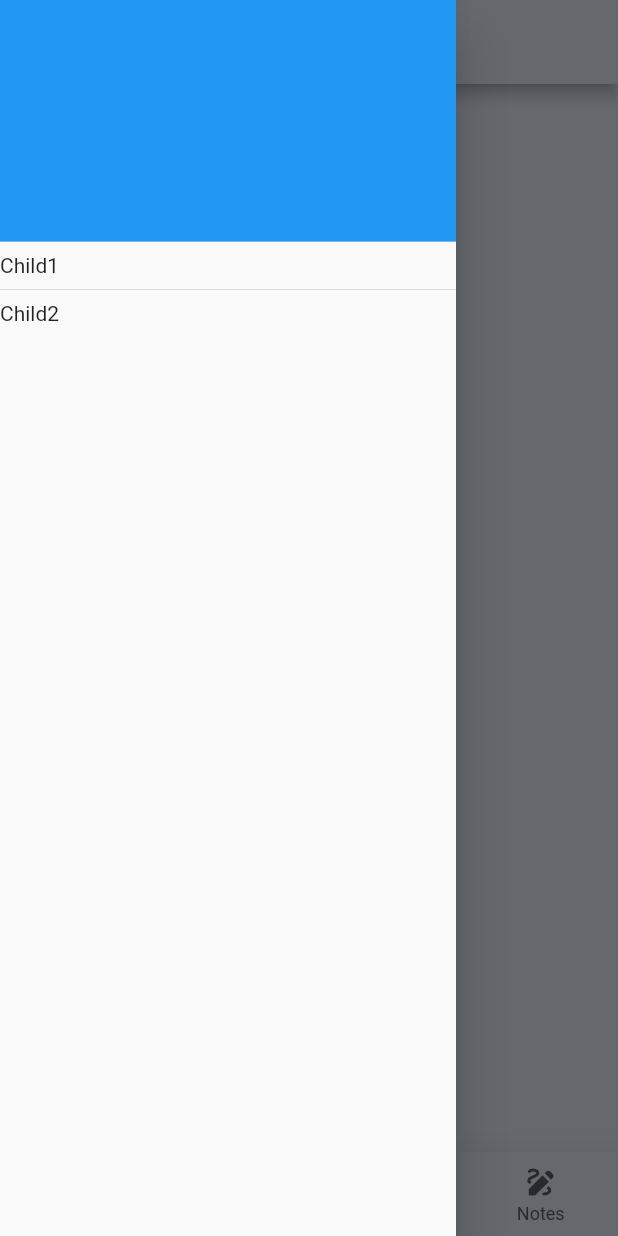
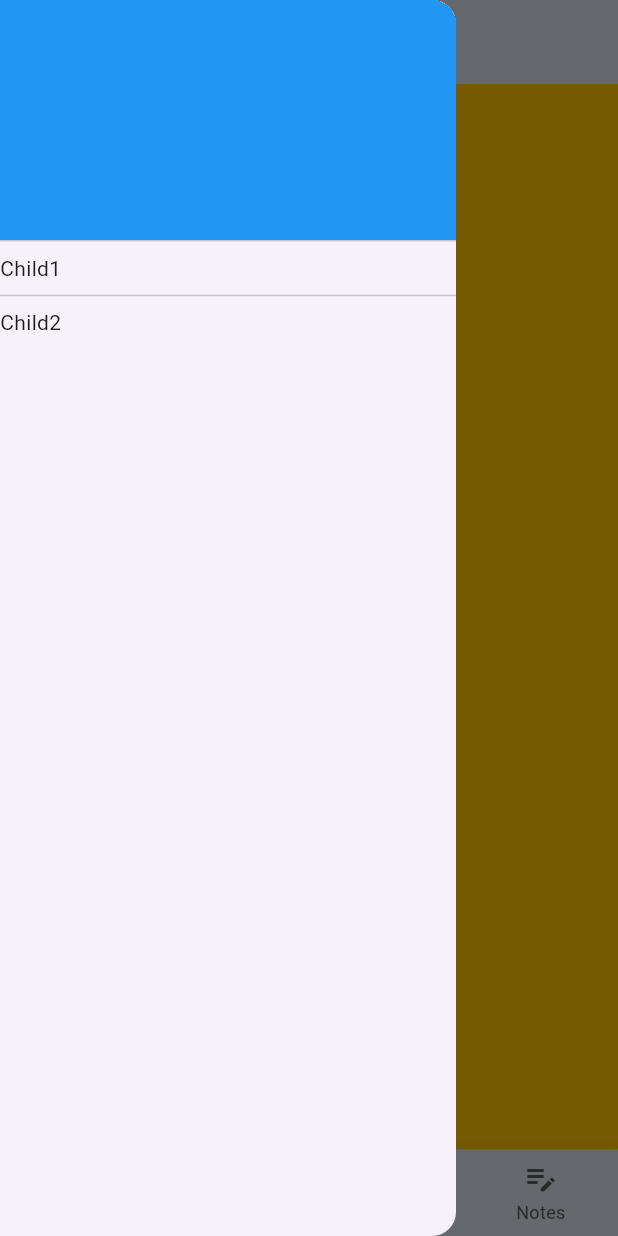
Before and after one commit to TheMaxi7/Booky, a Flutter app: the screen it shows after launch, in the side drawer, after a tap on the "person" icon, on a phone screen of 412 x 824 dp. Run offline on Flutter 3.47's test engine with Material 3 defaults, Android fonts, the phone set to English and light mode, and no system bars.

Commit message:
Main functional

```diff
--- a/lib/base_elements/base_scaffold.dart
+++ b/lib/base_elements/base_scaffold.dart
@@ -1,10 +1,16 @@
 
 import 'package:flutter/material.dart';
 
-class BaseScaffold extends StatelessWidget{
-  final AppBar appBar;
+class BaseScaffold extends StatefulWidget{
+  const BaseScaffold({super.key});
 
-  const BaseScaffold({Key? key, required this.appBar}) : super(key: key);
+  @override
+  State<BaseScaffold> createState() => _BaseScaffoldState();
+
+}
+
+class _BaseScaffoldState extends State<BaseScaffold>{
+  get appBar => null;
 
 
   @override
@@ -31,6 +37,7 @@ class BaseScaffold extends StatelessWidget{
               icon: Icon(Icons.draw),
               label: "Notes"),
         ],
+
       ),
       appBar: appBar,
       drawer:  Drawer(
@@ -53,4 +60,5 @@ class BaseScaffold extends StatelessWidget{
       ),
     );
   }
+
 }
--- a/lib/main.dart
+++ b/lib/main.dart
@@ -1,35 +1,123 @@
 import 'package:flutter/material.dart';
-import 'screens/my_library.dart';
+
 void main() {
-  runApp(const MyApp());
+  runApp(const BookyApp());
 }
 
-class MyApp extends StatelessWidget {
-  const MyApp({super.key});
-
+class BookyApp extends StatelessWidget{
+  const BookyApp({super.key});
 
   @override
   Widget build(BuildContext context) {
-    return MaterialApp(
+    return const MaterialApp(
       debugShowCheckedModeBanner: false,
-      title: 'Booky',
-      theme: ThemeData(
-        useMaterial3: false,
-        colorScheme: ColorScheme.fromSwatch().copyWith(
-          primary: const Color(0xFF141D29),
-          secondary: const Color(0xFF58595B),
-          background: const Color(0xFFDCE2EB),
-          tertiary: const Color(0xFFFF4713)
+      title: "",
+      home: BookyAppHome(title:"My Library"),
+
+      );
+  }
+
+}
+
+class BookyAppHome extends StatefulWidget{
+
+  const BookyAppHome({super.key, required this.title});
+
+  final String title;
+  @override
+  State<BookyAppHome> createState() => _BookyAppHomeState();
+
+}
+
+class _BookyAppHomeState extends State<BookyAppHome>{
+
+  int _selectedIconIndex=0;
+
+  final List<Widget> _screens = <Widget>[
+    Container(color: Colors.amber),
+    Container(color: Colors.green),
+    Container(color: Colors.blue),
+  ];
+
+  final List<String> _titles = <String>[
+    "My Library",
+    "Explore",
+    "Dashboard",
+    "Notes",
+  ];
+  @override
+  Widget build(BuildContext context) {
+    return Scaffold(
+      appBar: AppBar(
+        backgroundColor: const Color(0xFFDCE2EB) ,
+        title: Text(_titles[_selectedIconIndex],style: TextStyle(color: Color(0xFF141D29))),
+        leading: Builder(
+          builder: (context) => IconButton(
+            icon: const Icon(Icons.person),
+            onPressed: () => Scaffold.of(context).openDrawer(),
+          ),
         ),
       ),
-      routes: {
-        "/" : (context) => const MyLibrary(),
-        //"/explore" : (context) => Explore(),
-        //"/dashboard" : (context) => Dashboard(),
-        //"/notes" : (context) => Notes(),
-      },
-      initialRoute: "/",
+      drawer:  Drawer(
+
+        child: Column(
+          crossAxisAlignment: CrossAxisAlignment.start,
+          children: [
+            DrawerHeader(
+              padding: EdgeInsets.zero,
+              child: Container(
+                height: 15,
+                color:Colors.blue,
+              ),
+            ),
+            const Text("Child1"),
+            const Divider(),
+            const Text("Child2"),
+          ],
+        ),
+      ),
+      body: IndexedStack(
+        index:_selectedIconIndex,
+        children: _screens,
+      ),
+      bottomNavigationBar: BottomNavigationBar(
+        type: BottomNavigationBarType.fixed,
+        currentIndex: _selectedIconIndex,
+        onTap: (index){
+          setState(() {
+            _selectedIconIndex=index;
+          });
+        },
+        backgroundColor: const Color(0xFFDCE2EB),
+        selectedItemColor:  const Color(0xFFFF4713),
+        unselectedItemColor: const Color(0xFF58595B),
+        items: const [
+          BottomNavigationBarItem(
+            icon: Icon(Icons.local_library_outlined),
+            label: "My Library",
+          ),
+          BottomNavigationBarItem(
+            icon: Icon(Icons.explore),
+            label: "Explore",
+          ),
+          BottomNavigationBarItem(
+            icon: Icon(Icons.bar_chart),
+            label: "Dashboard",
+          ),
+          BottomNavigationBarItem(
+            icon: Icon(Icons.edit_note_sharp),
+            label: "Notes",
+          ),
+        ],
+      ),
     );
-
   }
 }
+
+
+
+
+//primary: const Color(0xFF141D29),
+//secondary: const Color(0xFF58595B),
+//background: const Color(0xFFDCE2EB),
+//tertiary: const Color(0xFFFF4713)
--- a/pubspec.yaml
+++ b/pubspec.yaml
@@ -28,8 +28,10 @@ environment:
 # the latest version available on pub.dev. To see which dependencies have newer
 # versions available, run `flutter pub outdated`.
 dependencies:
+  provider: ^6.1.2
   flutter:
     sdk: flutter
+
 
 
   # The following adds the Cupertino Icons font to your application.
```
Also changed, not shown: lib/screens/dashboard.dart (+26 -0 lines), lib/screens/explore.dart (+26 -0 lines), lib/screens/notes.dart (+26 -0 lines), pubspec.lock, 1 other file.
